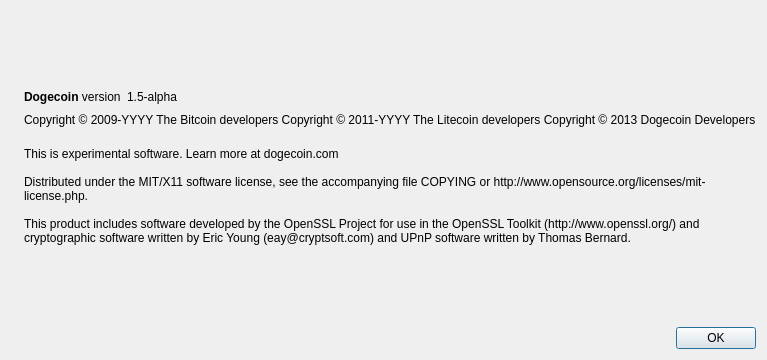
wojenny/polishcoin, file src/qt/forms/aboutdialog.ui: the form before one commit.
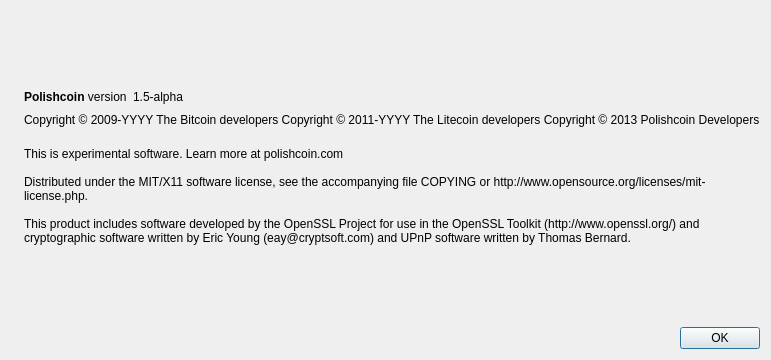
The form after the commit. Icons and pictures are not drawn.

```diff
--- a/src/qt/forms/aboutdialog.ui
+++ b/src/qt/forms/aboutdialog.ui
@@ -50,7 +50,7 @@
           <cursorShape>IBeamCursor</cursorShape>
          </property>
          <property name="text">
-          <string>&lt;b&gt;Dogecoin&lt;/b&gt; version</string>
+          <string>&lt;b&gt;Polishcoin&lt;/b&gt; version</string>
          </property>
          <property name="textInteractionFlags">
           <set>Qt::LinksAccessibleByMouse|Qt::TextSelectableByKeyboard|Qt::TextSelectableByMouse</set>
@@ -93,7 +93,7 @@
        <property name="text">
         <string notr="true">Copyright &amp;copy; 2009-YYYY The Bitcoin developers
 Copyright &amp;copy; 2011-YYYY The Litecoin developers
-Copyright &amp;copy; 2013 Dogecoin Developers</string>
+Copyright &amp;copy; 2013 Polishcoin Developers</string>
        </property>
        <property name="textFormat">
         <enum>Qt::RichText</enum>
@@ -110,7 +110,7 @@
        </property>
        <property name="text">
         <string>
-This is experimental software. Learn more at dogecoin.com
+This is experimental software. Learn more at polishcoin.com
 
 Distributed under the MIT/X11 software license, see the accompanying file COPYING or http://www.opensource.org/licenses/mit-license.php.
 
```
Left out of the diff: 2 changed lines with no effect on the pictures.
